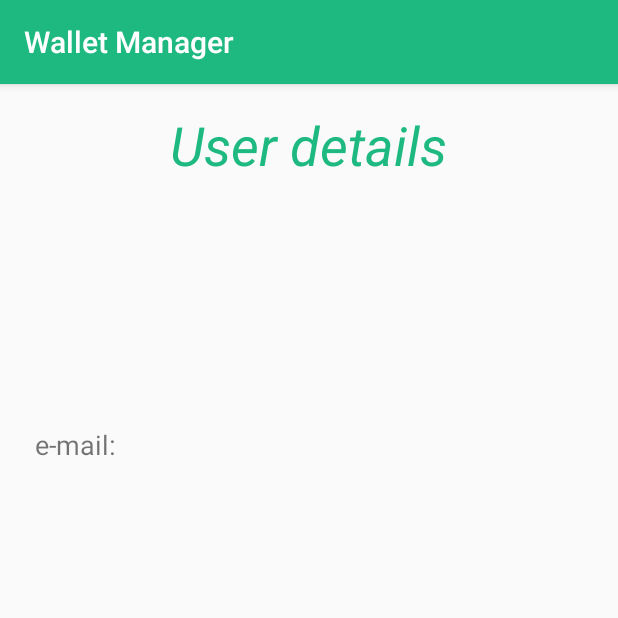
After one commit to hunorarnold/WalletManager, an Android app: the user_detailsActivity screen opened directly, with no data from a screen before it, on a phone screen of 412 x 824 dp, the top half of it. The commit adds this screen. Run offline under Robolectric (Android 15) with nearby library versions, the phone set to English and light mode, and no system bars; our stand-ins replace Firebase (no records; nobody signed in at launch, a user with empty details on screens opened directly).

Commit message:
user details + stay signed in

```diff
--- a/app/src/main/AndroidManifest.xml
+++ b/app/src/main/AndroidManifest.xml
@@ -24,8 +24,8 @@
         <activity android:name=".forgotten_passwordActivity" />
         <activity android:name=".NavigationDrawerActivities.transactionActivity" />
         <activity android:name=".CalendarActivity" />
-        <activity android:name=".WalletManagerActivity"></activity>
-
+        <activity android:name=".WalletManagerActivity" />
+        <activity android:name=".NavigationDrawerActivities.user_detailsActivity"></activity>
     </application>
 
 </manifest>
--- a/app/src/main/java/com/example/huni/walletmanager/MainActivity.java
+++ b/app/src/main/java/com/example/huni/walletmanager/MainActivity.java
@@ -23,6 +23,7 @@ import android.widget.Toast;
 
 import com.example.huni.walletmanager.NavigationDrawerActivities.CurrencyPickerActivity;
 import com.example.huni.walletmanager.NavigationDrawerActivities.transactionActivity;
+import com.example.huni.walletmanager.NavigationDrawerActivities.user_detailsActivity;
 import com.github.mikephil.charting.charts.PieChart;
 import com.github.mikephil.charting.components.Legend;
 import com.github.mikephil.charting.data.Entry;
@@ -40,7 +41,7 @@ import java.util.ArrayList;
 public class MainActivity extends AppCompatActivity
         implements NavigationView.OnNavigationItemSelectedListener {
 
-    private Intent transactionIntent;
+    private Intent transactionIntent, detailsIntent;
     //log out and firebase declaration
     private Intent intentLogIn;
     private FirebaseAuth firebaseAuth;
@@ -60,6 +61,7 @@ public class MainActivity extends AppCompatActivity
 
         //firebase initializing
         firebaseAuth = FirebaseAuth.getInstance();
+
 
         //a floatingactionbutton osszecsatolon a koddal hogy lehesen ra tenni onclick listenert
 
@@ -121,6 +123,7 @@ public class MainActivity extends AppCompatActivity
         setSupportActionBar(toolbar);
 
         transactionIntent = new Intent(MainActivity.this, transactionActivity.class);
+        detailsIntent = new Intent(MainActivity.this, user_detailsActivity.class);
 
         //back to log in section after you loged out
         intentLogIn = new Intent(MainActivity.this, loginActivity.class);
@@ -133,6 +136,8 @@ public class MainActivity extends AppCompatActivity
 
         NavigationView navigationView = (NavigationView) findViewById(R.id.nav_view);
         navigationView.setNavigationItemSelectedListener(this);
+
+
 
 
 
@@ -224,6 +229,8 @@ public class MainActivity extends AppCompatActivity
 
         if (id == R.id.nav_profile) {
 
+            startActivity(detailsIntent);
+
         } else if (id == R.id.nav_languages) {
 
         } else if (id == R.id.nav_currency) {
--- /dev/null
+++ b/app/src/main/java/com/example/huni/walletmanager/NavigationDrawerActivities/user_detailsActivity.java
@@ -0,0 +1,31 @@
+package com.example.huni.walletmanager.NavigationDrawerActivities;
+
+import android.support.v7.app.AppCompatActivity;
+import android.os.Bundle;
+import android.widget.EditText;
+import android.widget.TextView;
+
+import com.example.huni.walletmanager.R;
+import com.google.firebase.auth.FirebaseAuth;
+import com.google.firebase.auth.FirebaseUser;
+
+public class user_detailsActivity extends AppCompatActivity {
+
+    private FirebaseAuth firebaseAuth;
+
+    private TextView textViewEmail, textViewDate;
+
+    @Override
+    protected void onCreate(Bundle savedInstanceState) {
+        super.onCreate(savedInstanceState);
+        setContentView(R.layout.activity_user_details);
+
+        firebaseAuth = FirebaseAuth.getInstance();
+
+        FirebaseUser user = firebaseAuth.getCurrentUser();
+        textViewEmail= (TextView)findViewById(R.id.get_emailTextView);
+        textViewEmail.setText("e-mail: " + user.getEmail());
+
+
+    }
+}
--- a/app/src/main/java/com/example/huni/walletmanager/loginActivity.java
+++ b/app/src/main/java/com/example/huni/walletmanager/loginActivity.java
@@ -39,6 +39,10 @@ public class loginActivity extends AppCompatActivity implements View.OnClickList
 
         firebaseAuth = FirebaseAuth.getInstance();
 
+        if(firebaseAuth.getCurrentUser() != null){
+            finish();
+            startActivity(goToMain);
+        }
 
         registrationButton = (Button)findViewById(R.id.registration_Button);
         loginButton = (Button)findViewById(R.id.login_Button);
--- /dev/null
+++ b/app/src/main/res/layout/activity_user_details.xml
@@ -0,0 +1,50 @@
+<?xml version="1.0" encoding="utf-8"?>
+<android.support.constraint.ConstraintLayout xmlns:android="http://schemas.android.com/apk/res/android"
+    xmlns:app="http://schemas.android.com/apk/res-auto"
+    xmlns:tools="http://schemas.android.com/tools"
+    android:layout_width="match_parent"
+    android:layout_height="match_parent"
+    tools:context=".NavigationDrawerActivities.user_detailsActivity">
+
+    <TextView
+        android:id="@+id/user_detailsTextView"
+        android:layout_width="286dp"
+        android:layout_height="88dp"
+        android:layout_marginStart="8dp"
+        android:layout_marginTop="16dp"
+        android:layout_marginEnd="8dp"
+        android:text="User details"
+        android:textAlignment="center"
+        android:textColor="@color/colorPrimary"
+        android:textSize="36sp"
+        android:textStyle="italic"
+        app:layout_constraintEnd_toEndOf="parent"
+        app:layout_constraintHorizontal_bias="0.495"
+        app:layout_constraintStart_toStartOf="parent"
+        app:layout_constraintTop_toTopOf="parent" />
+
+    <TextView
+        android:id="@+id/get_emailTextView"
+        android:layout_width="365dp"
+        android:layout_height="47dp"
+        android:layout_marginStart="8dp"
+        android:layout_marginTop="124dp"
+        android:layout_marginEnd="8dp"
+        android:textSize="18sp"
+        app:layout_constraintEnd_toEndOf="parent"
+        app:layout_constraintStart_toStartOf="parent"
+        app:layout_constraintTop_toBottomOf="@+id/user_detailsTextView" />
+
+    <TextView
+        android:id="@+id/get_dateTextView"
+        android:layout_width="365dp"
+        android:layout_height="47dp"
+        android:layout_marginStart="8dp"
+        android:layout_marginTop="100dp"
+        android:layout_marginEnd="8dp"
+        android:textSize="18sp"
+        app:layout_constraintEnd_toEndOf="parent"
+        app:layout_constraintStart_toStartOf="parent"
+        app:layout_constraintTop_toBottomOf="@+id/get_emailTextView" />
+
+</android.support.constraint.ConstraintLayout>
```
